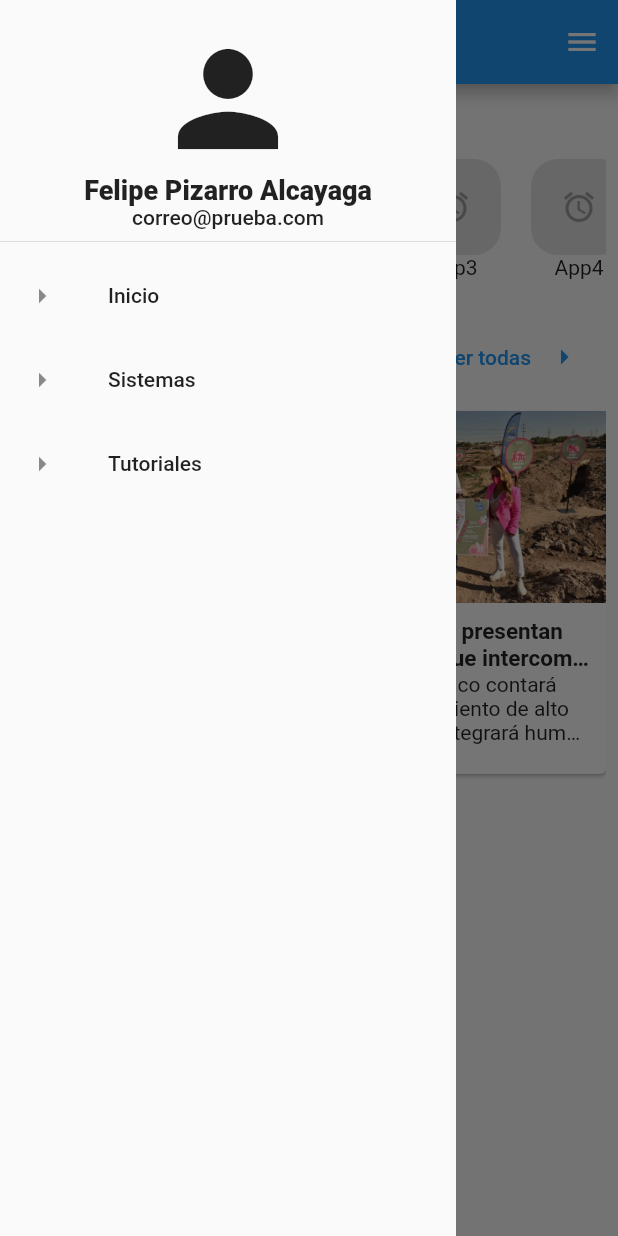
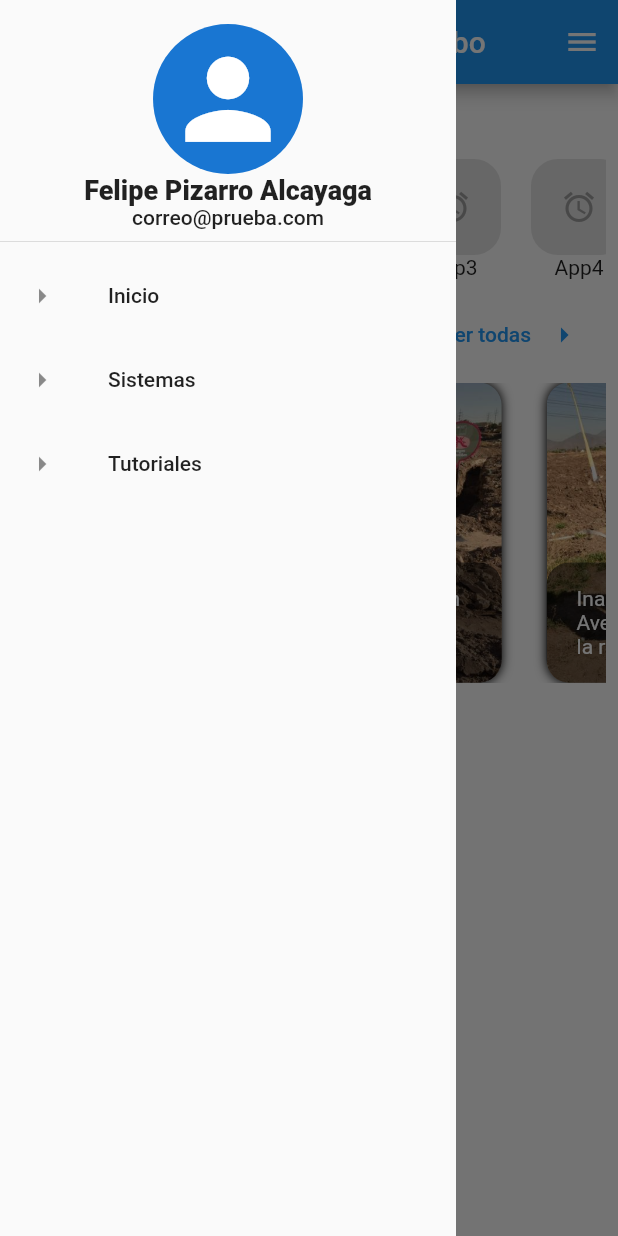
Before and after one commit to alexisenp/intranet_serviu, a Flutter app: the screen it shows after launch, with the side drawer open, on a phone screen of 412 x 824 dp. Run offline on Flutter 3.47's test engine with Material 2 defaults, Android fonts, the phone set to English and light mode, and no system bars.

Commit message:
Mejoras esteticas

```diff
--- a/lib/main.dart
+++ b/lib/main.dart
@@ -1,9 +1,8 @@
+import 'package:flutter/foundation.dart';
 import 'package:flutter/material.dart';
 import 'package:intranet_serviu/widgets/aplicaciones_banner.dart';
-import 'package:intranet_serviu/widgets/aplicacion.dart';
 import 'package:intranet_serviu/widgets/my_drawer.dart';
 import 'package:intranet_serviu/widgets/my_right_drawer.dart';
-import 'package:intranet_serviu/widgets/noticia.dart';
 import 'package:intranet_serviu/widgets/noticiasBanner.dart';
 
 void main() {
@@ -18,15 +17,6 @@ class MyApp extends StatelessWidget {
       debugShowCheckedModeBanner: false,
       title: 'Flutter Demo',
       theme: ThemeData(
-        // This is the theme of your application.
-        //
-        // Try running your application with "flutter run". You'll see the
-        // application has a blue toolbar. Then, without quitting the app, try
-        // changing the primarySwatch below to Colors.green and then invoke
-        // "hot reload" (press "r" in the console where you ran "flutter run",
-        // or simply save your changes to "hot reload" in a Flutter IDE).
-        // Notice that the counter didn't reset back to zero; the application
-        // is not restarted.
         primarySwatch: Colors.blue,
       ),
       home: MyHomePage(),
@@ -44,23 +34,24 @@ class MyHomePage extends StatefulWidget {
 class _MyHomePageState extends State<MyHomePage> {
   @override
   Widget build(BuildContext context) {
-    bool isDesktop = MediaQuery.of(context).size.width >= 1024;
     return Scaffold(
-      appBar: AppBar(),
-      drawer: !isDesktop ? MyDrawer() : null,
-      endDrawer: !isDesktop ? MyRightDrawer() : null,
+      appBar: AppBar(
+        title: Center(child: Text('Intranet Serviu Coquimbo')),
+      ),
+      drawer: !kIsWeb ? MyDrawer() : null,
+      endDrawer: !kIsWeb ? MyRightDrawer() : null,
       body: SafeArea(
         child: Row(
           mainAxisAlignment: MainAxisAlignment.start,
           children: [
-            if (isDesktop) MyDrawer(),
+            if (kIsWeb) MyDrawer(),
             Expanded(
               child: Padding(
                 padding: const EdgeInsets.all(8.0),
                 child: BuildBody(),
               ),
             ),
-            if (isDesktop) MyRightDrawer(),
+            if (kIsWeb) MyRightDrawer(),
           ],
         ),
       ),
@@ -81,7 +72,7 @@ class BuildBody extends StatelessWidget {
         mainAxisAlignment: MainAxisAlignment.start,
         children: [
           BuildAplicaciones(),
-          SizedBox(height: 20),
+          SizedBox(height: 5),
           BuildNoticias(),
         ],
       ),
--- /dev/null
+++ b/lib/models/noticia.dart
@@ -0,0 +1,84 @@
+import 'package:flutter/material.dart';
+
+class Noticia {
+  final int? id;
+  final String? titulo;
+  final String? bajada;
+  final String? image;
+
+  Noticia({
+    @required this.id,
+    @required this.titulo,
+    @required this.bajada,
+    @required this.image,
+  });
+}
+
+// demo places
+
+List<Noticia> demoNoticias = [
+  Noticia(
+    id: 1,
+    titulo:
+        'Inician nuevo proyecto de integración social que beneficiará a 180 familias que podrán acceder a su vivienda propia',
+    bajada:
+        'Inician nuevo proyecto de integración social que beneficiará a 180 familias que podrán acceder a su vivienda propia',
+    image: 'assets/noticia_test.jpg',
+  ),
+  Noticia(
+    id: 2,
+    titulo:
+        'Inauguran proyecto “Altos del Valle” en Monte Patria que beneficia a 136 familias',
+    bajada:
+        'Con una inversión del MINVU de más de \$4.500 millones, se construyó un nuevo barrio que incorporó entre sus beneficiarios a 26 familias que vivían en situación de campamento.',
+    image: 'assets/noticia_test.jpg',
+  ),
+  Noticia(
+    id: 3,
+    titulo:
+        'Inauguran nuevo tramo de ciclovía en Avenida Francisco de Aguirre que une la ruta 5 y el Faro',
+    bajada:
+        'Se trata de un proyecto del MINVU, por \$762 millones para esta nueva infraestructura que forma parte de una red de ciclovías para la conurbación.',
+    image: 'assets/noticia_test.jpg',
+  ),
+  Noticia(
+    id: 4,
+    titulo:
+        'MINVU implementará Plan de Reactivación Económica y Social con un presupuesto histórico para la región',
+    bajada:
+        'Son más de \$164 mil millones los que se inyectarán a través de subsidios para clase media y sectores vulnerables, pavimentos participativos, construcción de parques urbanos y mejoramiento de espacios públicos, entre otros.',
+    image: 'assets/noticia_test.jpg',
+  ),
+  Noticia(
+    id: 5,
+    titulo:
+        'Inician nuevo proyecto de integración social que beneficiará a 180 familias que podrán acceder a su vivienda propia',
+    bajada:
+        'Inician nuevo proyecto de integración social que beneficiará a 180 familias que podrán acceder a su vivienda propia',
+    image: 'assets/noticia_test.jpg',
+  ),
+  Noticia(
+    id: 6,
+    titulo:
+        'Inauguran proyecto “Altos del Valle” en Monte Patria que beneficia a 136 familias',
+    bajada:
+        'Con una inversión del MINVU de más de \$4.500 millones, se construyó un nuevo barrio que incorporó entre sus beneficiarios a 26 familias que vivían en situación de campamento.',
+    image: 'assets/noticia_test.jpg',
+  ),
+  Noticia(
+    id: 7,
+    titulo:
+        'Inauguran nuevo tramo de ciclovía en Avenida Francisco de Aguirre que une la ruta 5 y el Faro',
+    bajada:
+        'Se trata de un proyecto del MINVU, por \$762 millones para esta nueva infraestructura que forma parte de una red de ciclovías para la conurbación.',
+    image: 'assets/noticia_test.jpg',
+  ),
+  Noticia(
+    id: 8,
+    titulo:
+        'MINVU implementará Plan de Reactivación Económica y Social con un presupuesto histórico para la región',
+    bajada:
+        'Son más de \$164 mil millones los que se inyectarán a través de subsidios para clase media y sectores vulnerables, pavimentos participativos, construcción de parques urbanos y mejoramiento de espacios públicos, entre otros.',
+    image: 'assets/noticia_test.jpg',
+  ),
+];
--- a/lib/widgets/my_drawer.dart
+++ b/lib/widgets/my_drawer.dart
@@ -14,9 +14,12 @@ class MyDrawer extends StatelessWidget {
           DrawerHeader(
             child: Column(
               children: [
-                Icon(
-                  Icons.person,
-                  size: 100.0,
+                CircleAvatar(
+                  radius: 50,
+                  child: Icon(
+                    Icons.person,
+                    size: 85.0,
+                  ),
                 ),
                 Text(
                   'Felipe Pizarro Alcayaga',
--- a/lib/widgets/noticia.dart
+++ b/lib/widgets/noticia.dart
@@ -1,5 +1,82 @@
+import 'package:flutter/foundation.dart';
 import 'package:flutter/material.dart';
+import 'package:intranet_serviu/models/noticia.dart';
 
+class BuildNoticia extends StatelessWidget {
+  @override
+  Widget build(BuildContext context) {
+    return SizedBox(
+      width: double.infinity,
+      height: 200,
+      child: Column(
+        children: [
+          Expanded(
+            flex: 3,
+            child: PageView.builder(
+              onPageChanged: (value) => {},
+              controller: PageController(
+                viewportFraction: kIsWeb ? 0.5 : 0.8,
+                initialPage: 1,
+              ),
+              itemCount: demoNoticias.length,
+              itemBuilder: (context, index) => Container(
+                margin: EdgeInsets.only(right: 30),
+                width: double.infinity,
+                decoration: BoxDecoration(
+                  borderRadius: BorderRadius.circular(15),
+                  boxShadow: [
+                    BoxShadow(
+                      color: Colors.black,
+                      blurRadius: 5.0,
+                    ),
+                  ],
+                  image: DecorationImage(
+                    image: AssetImage(
+                      demoNoticias[index].image.toString(),
+                    ),
+                    fit: BoxFit.cover,
+                  ),
+                ),
+                child: Column(
+                  mainAxisAlignment: MainAxisAlignment.end,
+                  children: [
+                    Container(
+                      width: double.infinity,
+                      height: 80,
+                      padding: EdgeInsets.symmetric(
+                        horizontal: 20,
+                        vertical: 5,
+                      ),
+                      decoration: BoxDecoration(
+                        borderRadius: BorderRadius.circular(15),
+                        color: Colors.black.withOpacity(0.5),
+                      ),
+                      child: Column(
+                        mainAxisAlignment: MainAxisAlignment.center,
+                        children: [
+                          Text(
+                            demoNoticias[index].titulo.toString(),
+                            style: TextStyle(
+                              color: Colors.white,
+                            ),
+                            maxLines: 4,
+                            overflow: TextOverflow.ellipsis,
+                          )
+                        ],
+                      ),
+                    )
+                  ],
+                ),
+              ),
+            ),
+          )
+        ],
+      ),
+    );
+  }
+}
+
+/*
 class BuildNoticia extends StatelessWidget {
   const BuildNoticia({
     Key? key,
@@ -42,3 +119,4 @@ class BuildNoticia extends StatelessWidget {
     );
   }
 }
+*/
--- a/lib/widgets/noticiasBanner.dart
+++ b/lib/widgets/noticiasBanner.dart
@@ -9,7 +9,6 @@ class BuildNoticias extends StatelessWidget {
   @override
   Widget build(BuildContext context) {
     return Column(
-      mainAxisSize: MainAxisSize.max,
       crossAxisAlignment: CrossAxisAlignment.start,
       children: [
         Padding(
@@ -26,21 +25,12 @@ class BuildNoticias extends StatelessWidget {
                     SizedBox(width: 10),
                     Icon(Icons.arrow_right)
                   ],
-                  ))
+                ),
+              )
             ],
           ),
         ),
-        Container(
-          height: 250,
-          width: double.infinity,
-          child: ListView.builder(
-            scrollDirection: Axis.horizontal,
-            itemCount: 10,
-            itemBuilder: (BuildContext context, int index) {
-              return BuildNoticia();
-            },
-          ),
-        )
+        BuildNoticia(),
       ],
     );
   }
```
Lines whose indentation alone changed are shown as unchanged.
